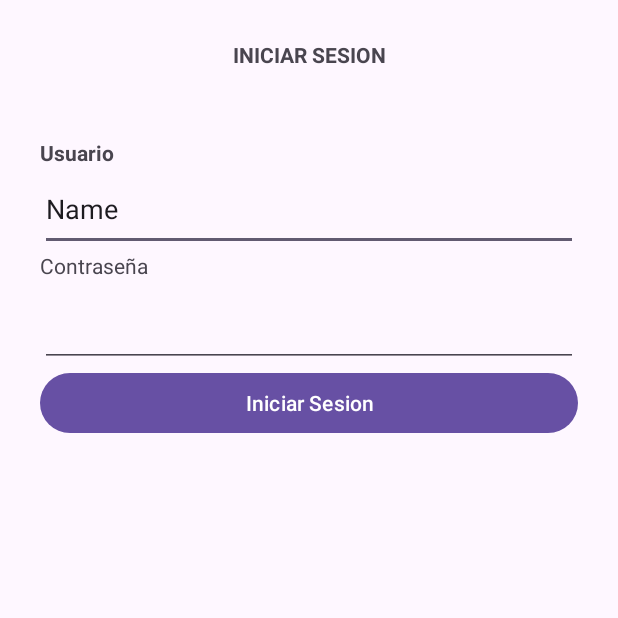
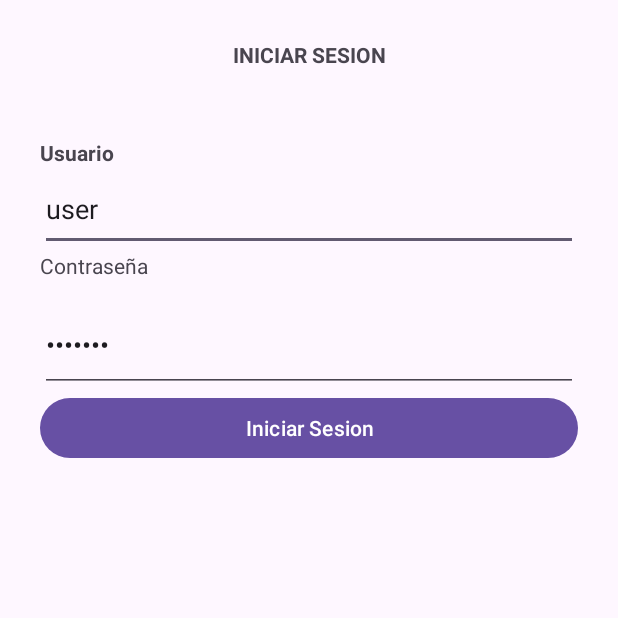
Before and after one commit to OliverCode-maker/ProyectoPOO_P5_G9, an Android app: the screen it shows after launch (MainActivity), on a phone screen of 412 x 824 dp, the top half of it. Run offline under Robolectric (Android 15) with nearby library versions, the phone set to English and light mode, and no system bars.

Commit message:
Actualización: Correción de errores en MainActivity e implementación de funcionalidades de AdminComActivity

```diff
--- a/app/src/main/java/com/example/comunicadosespol/MainActivity.java
+++ b/app/src/main/java/com/example/comunicadosespol/MainActivity.java
@@ -26,7 +26,7 @@ public class MainActivity extends AppCompatActivity {
     private EditText editUser;
     private EditText editPass;
     private Button btnSesion;
-    private static ArrayList<Usuario> usuarios;
+    private static ArrayList<Usuario> usuarios=new ArrayList<>();
 
     @Override
     protected void onCreate(Bundle savedInstanceState) {
@@ -77,7 +77,6 @@ public class MainActivity extends AppCompatActivity {
             }
 
         } catch (IOException e) {
-            e.printStackTrace();
             Toast.makeText(this,"Error al cargar usuarios...",Toast.LENGTH_SHORT).show();
         }
 
--- a/app/src/main/res/layout/activity_main.xml
+++ b/app/src/main/res/layout/activity_main.xml
@@ -44,7 +44,7 @@
             android:ems="10"
             android:hint="user123@espol.edu.ec"
             android:inputType="text"
-            android:text="Name" />
+            android:text="user" />
 
         <TextView
             android:id="@+id/textView3"
@@ -55,9 +55,10 @@
         <EditText
             android:id="@+id/editTextPass"
             android:layout_width="match_parent"
-            android:layout_height="wrap_content"
+            android:layout_height="62dp"
             android:ems="10"
-            android:inputType="textPassword" />
+            android:inputType="textPassword"
+            android:text="pasword" />
 
         <Button
             android:id="@+id/btnlogin"
```
Also changed, not shown: app/src/main/java/com/example/comunicadosespol/AdminComActivity.java (+7 -3 lines).
